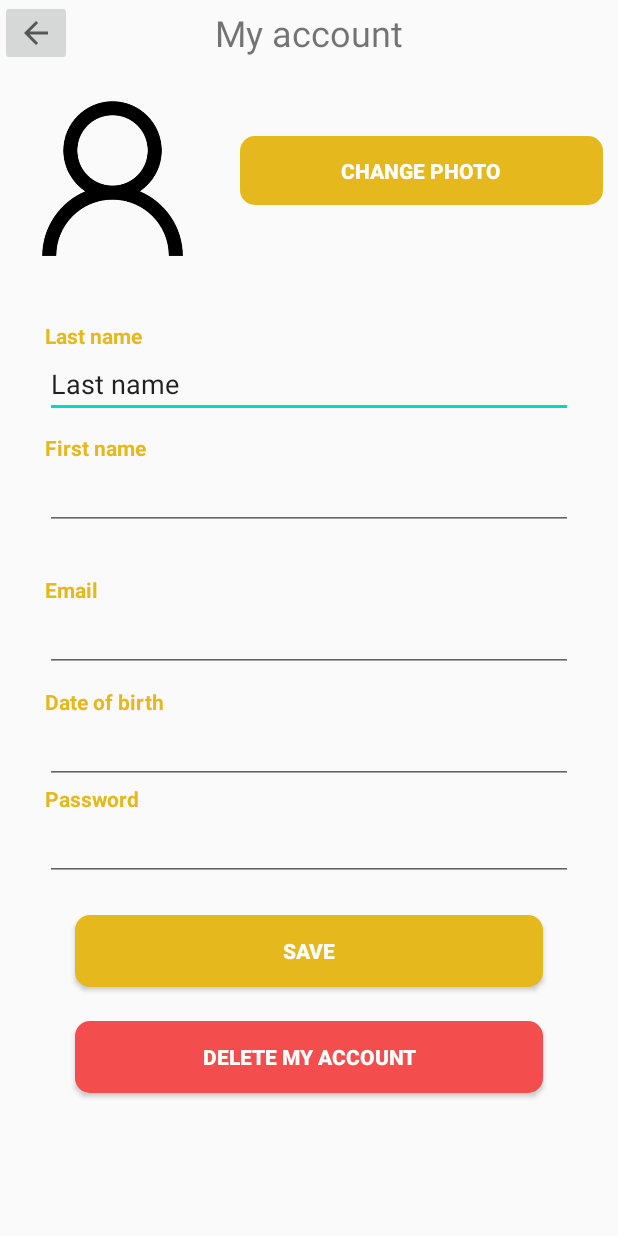
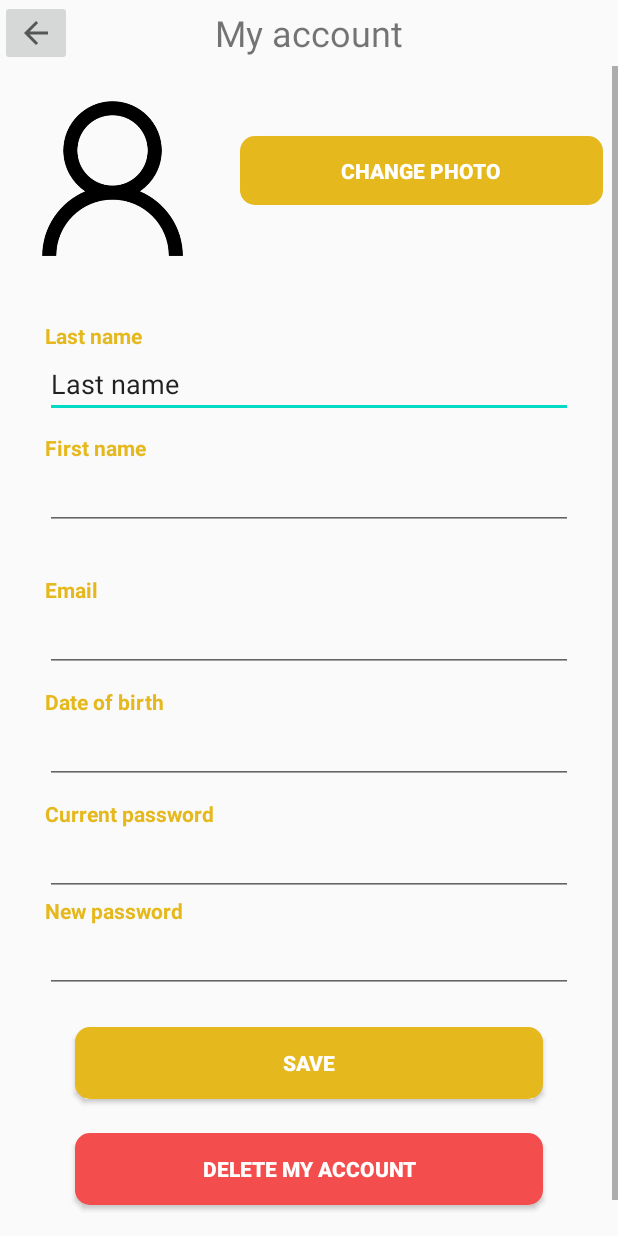
Before and after one commit to hugoTortuga/BookyPocket, an Android app: the ManageAccountActivity screen opened directly, with no data from a screen before it, on a phone screen of 412 x 824 dp. Run offline under Robolectric (Android 15) with nearby library versions, the phone set to English and light mode, and no system bars.

Commit message:
password hashed

```diff
--- a/Appli/Dev/BookyPocket/app/build.gradle
+++ b/Appli/Dev/BookyPocket/app/build.gradle
@@ -48,5 +48,6 @@ dependencies {
     implementation 'com.google.android.gms:play-services:11.0.2'
     implementation 'com.google.android.gms:play-services-ads:11.0.2'
     implementation 'com.google.android.gms:play-services-vision:11.0.2'
+    implementation group: 'commons-codec', name: 'commons-codec', version: '1.4'
 
 }
--- a/Appli/Dev/BookyPocket/app/src/main/java/android/cnam/bookypocket/Activities/LoginActivity.java
+++ b/Appli/Dev/BookyPocket/app/src/main/java/android/cnam/bookypocket/Activities/LoginActivity.java
@@ -6,6 +6,7 @@ import android.cnam.bookypocket.Model.Reader;
 import android.cnam.bookypocket.R;
 import android.cnam.bookypocket.Utils.Alert;
 import android.cnam.bookypocket.Utils.ChangeActivity;
+import android.cnam.bookypocket.Utils.Cryptography;
 import android.os.Bundle;
 import android.view.View;
 import android.widget.Button;
@@ -64,10 +65,8 @@ public class LoginActivity extends AppCompatActivity {
         }
 
         try {
-            //On hash le password
-            //TODO appel à l'API
 
-            Reader reader = DataBaseSingleton.GetDataBaseSingleton(this).getUserByCreditential(emailStr, pwdStr);
+            Reader reader = DataBaseSingleton.GetDataBaseSingleton(this).getUserByCreditential(emailStr, Cryptography.Hash(pwdStr));
 
             if(reader == null)
                 Alert.ShowDialog(this, "Identifiants", "Identifiants non reconnu");
--- a/Appli/Dev/BookyPocket/app/src/main/java/android/cnam/bookypocket/Activities/SignUpActivity.java
+++ b/Appli/Dev/BookyPocket/app/src/main/java/android/cnam/bookypocket/Activities/SignUpActivity.java
@@ -6,6 +6,7 @@ import android.cnam.bookypocket.R;
 import android.cnam.bookypocket.Utils.Alert;
 import android.cnam.bookypocket.Utils.ChangeActivity;
 import android.cnam.bookypocket.Utils.CheckForm;
+import android.cnam.bookypocket.Utils.Cryptography;
 import android.cnam.bookypocket.Utils.StringUtil;
 import android.content.Context;
 import android.os.Bundle;
@@ -108,6 +109,7 @@ public class SignUpActivity extends AppCompatActivity {
             Alert.ShowDialog(this, "Paramètres invalides", "Le mot de passe doit faire au moins 8 caractères");
             return null;
         }
+        pwdStr = Cryptography.Hash(pwdStr);
 
         if(StringUtil.IsNullOrEmpty(dob)){
             Alert.ShowDialog(this, "Paramètre non renseigné", "Veuillez remplir votre date de naissance au format AAAA/MM/JJ");
--- a/Appli/Dev/BookyPocket/app/src/main/res/layout/activity_manage_account.xml
+++ b/Appli/Dev/BookyPocket/app/src/main/res/layout/activity_manage_account.xml
@@ -149,8 +149,6 @@
                         android:ems="10" />
                 </LinearLayout>
 
-
-
                 <LinearLayout
                     android:layout_width="match_parent"
                     android:layout_height="match_parent"
@@ -178,23 +176,49 @@
                         android:inputType="date" />
                 </LinearLayout>
 
+
                 <LinearLayout
                     android:layout_width="match_parent"
                     android:layout_height="match_parent"
                     android:orientation="vertical">
 
                     <TextView
-                        android:id="@+id/manage_passwordText"
+                        android:layout_width="match_parent"
+                        android:layout_height="wrap_content"
+                        android:layout_marginLeft="30dp"
+                        android:layout_marginTop="10dp"
+                        android:layout_marginRight="30dp"
+                        android:text="@string/manage_currentpasswordText"
+                        android:textColor="#E5B81D"
+                        android:textStyle="bold" />
+
+                    <EditText
+                        android:id="@+id/id_current_password"
+                        android:textIsSelectable="false"
                         android:layout_width="match_parent"
                         android:layout_height="wrap_content"
                         android:layout_marginLeft="30dp"
                         android:layout_marginRight="30dp"
-                        android:text="@string/manage_passwordText"
+                        android:ems="10"
+                        android:inputType="textPassword"/>
+                </LinearLayout>
+
+                <LinearLayout
+                    android:layout_width="match_parent"
+                    android:layout_height="match_parent"
+                    android:orientation="vertical">
+
+                    <TextView
+                        android:layout_width="match_parent"
+                        android:layout_height="wrap_content"
+                        android:layout_marginLeft="30dp"
+                        android:layout_marginRight="30dp"
+                        android:text="@string/manage_newpasswordText"
                         android:textColor="#E5B81D"
                         android:textStyle="bold" />
 
                     <EditText
-                        android:id="@+id/manage_passwordValue"
+                        android:id="@+id/id_new_password"
                         android:layout_width="match_parent"
                         android:layout_height="wrap_content"
                         android:layout_marginLeft="30dp"
--- a/Appli/Dev/BookyPocket/app/src/main/res/values/strings.xml
+++ b/Appli/Dev/BookyPocket/app/src/main/res/values/strings.xml
@@ -68,7 +68,8 @@
     <string name="manage_firstName">First name</string>
     <string name="manage_firstNameValue"></string>
     <string name="manage_DateOfBirth">Date of birth</string>
-    <string name="manage_passwordText">Password</string>
+    <string name="manage_currentpasswordText">Current password</string>
+    <string name="manage_newpasswordText">New password</string>
     <string name="manage_passwordValue"></string>
     <string name="manage_modifyPswdButton">Save</string>
     <string name="manage_deleteAccount">Delete my account</string>
```
Also changed, not shown: Appli/Dev/BookyPocket/app/src/main/java/android/cnam/bookypocket/Activities/ManageAccountActivity.java (+44 -28 lines), Appli/Dev/BookyPocket/app/src/main/java/android/cnam/bookypocket/Utils/Cryptography.java (added, +12 -0 lines), 1 other file.
